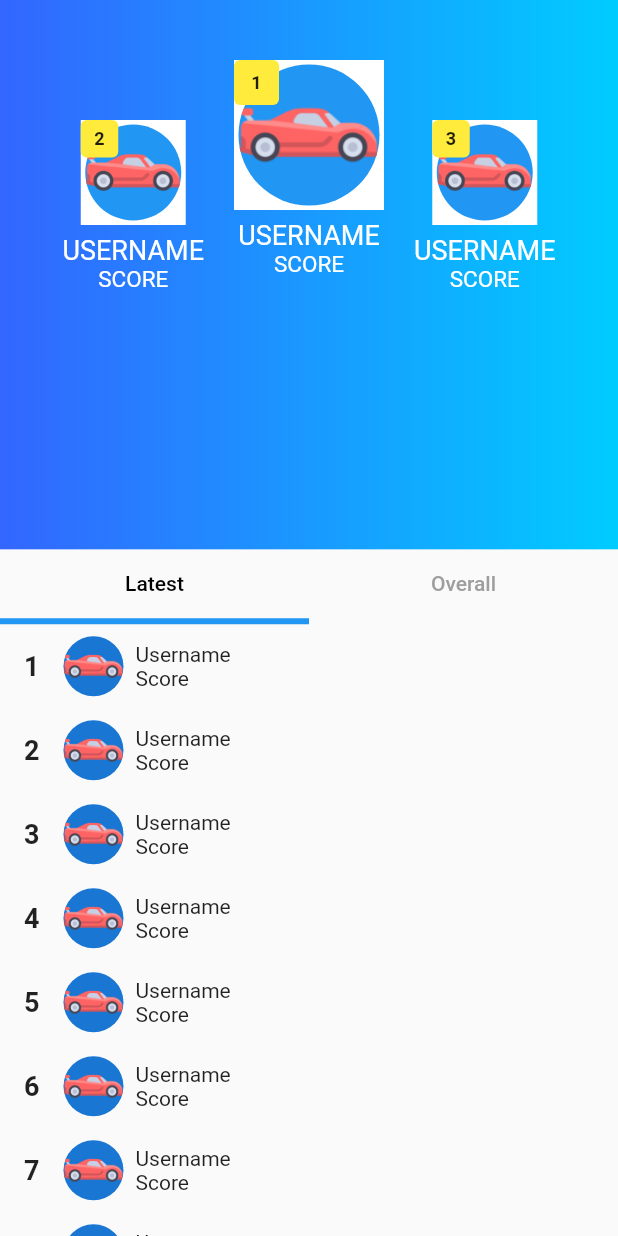
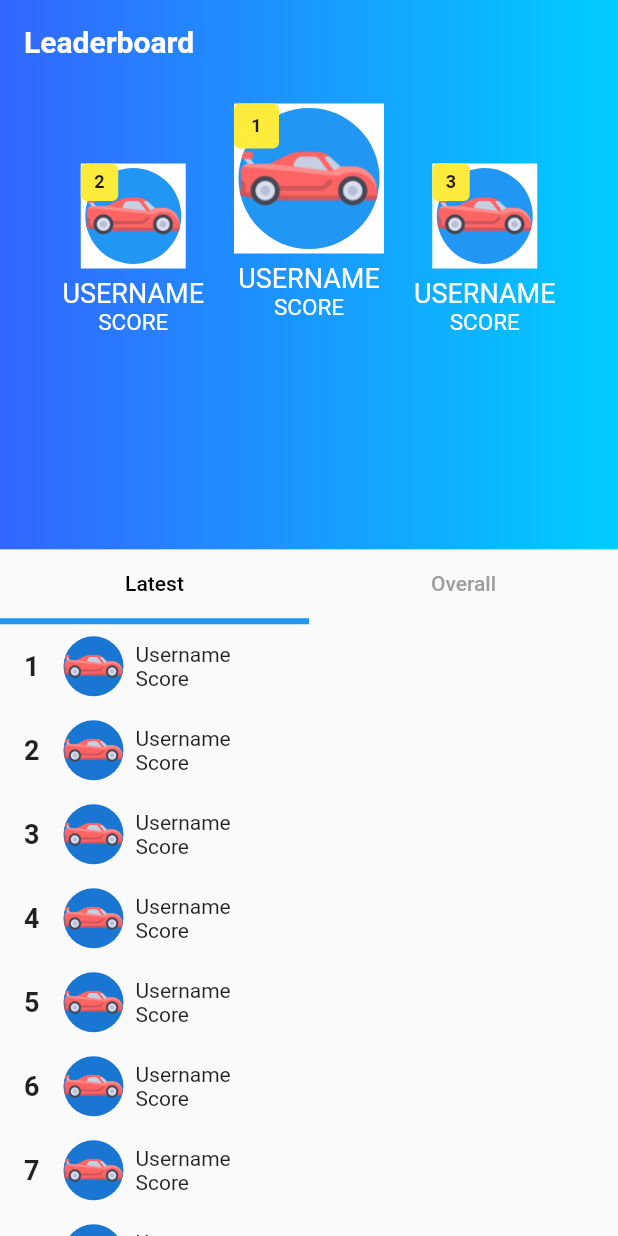
Before and after one commit to AkaCoder404/typeracerfrontend, a Flutter app: the Leaderboard widget shown alone on an empty page, opened directly, on a phone screen of 412 x 824 dp. Run offline on Flutter 3.47's test engine with Material 2 defaults, Android fonts, the phone set to English and light mode, and no system bars; missing offline and left inert: expansion_card, polygon_clipper.

```diff
--- a/lib/leaderboard/leaderboard.dart
+++ b/lib/leaderboard/leaderboard.dart
@@ -16,7 +16,30 @@ class Leaderboard extends StatelessWidget {
         Expanded(
             flex: 4,
             child: Container(
-              child: Row(
+              child: Column(
+                children: [
+                  Padding(
+                    padding: EdgeInsets.only(top: 16, left: 16, right: 16),
+                    child: Column(
+                      children: [
+                        Align(
+                          alignment: Alignment.centerLeft,
+                          child: Text(
+                            "Leaderboard",
+                            textAlign: TextAlign.left,
+                            style: TextStyle(
+                              fontSize: 20.0,
+                              color: Colors.white,
+                              fontWeight: FontWeight.w700,
+                              // letterSpacing: 1.1
+                            ),
+                            //style:
+                          ),
+                        ),
+                      ],
+                    ),
+                  ),
+                  Row(
                     // mainAxisSize: MainAxisSize.max,
                     mainAxisAlignment: MainAxisAlignment.center,
                     crossAxisAlignment: CrossAxisAlignment.center,
@@ -24,16 +47,17 @@ class Leaderboard extends StatelessWidget {
                       Align(
                           alignment: Alignment(0, .3),
                           child: Container(
-                          padding: EdgeInsets.only(top: 80),
+                              padding: EdgeInsets.only(top: 70),
                               alignment: Alignment.center,
-                          child: LeaderboardCard(place: "2", large: false))),
+                              child:
+                                  LeaderboardCard(place: "2", large: false))),
                       Padding(
                         padding: EdgeInsets.all(10),
                       ),
                       Align(
                           alignment: Alignment(0, .3),
                           child: Container(
-                          padding: EdgeInsets.only(top: 40),
+                              padding: EdgeInsets.only(top: 20),
                               alignment: Alignment.center,
                               child: LeaderboardCard(place: "1", large: true))),
                       Padding(
@@ -42,11 +66,15 @@ class Leaderboard extends StatelessWidget {
                       Align(
                           alignment: Alignment(0, .3),
                           child: Container(
-                          padding: EdgeInsets.only(top: 80),
+                              padding: EdgeInsets.only(top: 70),
                               alignment: Alignment.center,
-                          child: LeaderboardCard(place: "3", large: false))),
+                              child:
+                                  LeaderboardCard(place: "3", large: false))),
                     ],
                   ),
+                ],
+              ),
+
               // child: Row(children: <Widget>[]),
               decoration: new BoxDecoration(
                 gradient: new LinearGradient(
--- a/pubspec.yaml
+++ b/pubspec.yaml
@@ -25,6 +25,7 @@ dependencies:
     sdk: flutter
   http: ^0.12.0
   polygon_clipper: ^1.0.2
+  expansion_card: ^0.1.0
 
 
 
```
Also changed, not shown: lib/home/gamemodecard.dart (added, +49 -0 lines), lib/home/home.dart (+50 -2 lines), assets/friends.png (added), assets/practice.png (added), assets/racing.png (added), flutter_01.png (added), pubspec.lock, 1 other file. Lines whose indentation alone changed are shown as unchanged.
